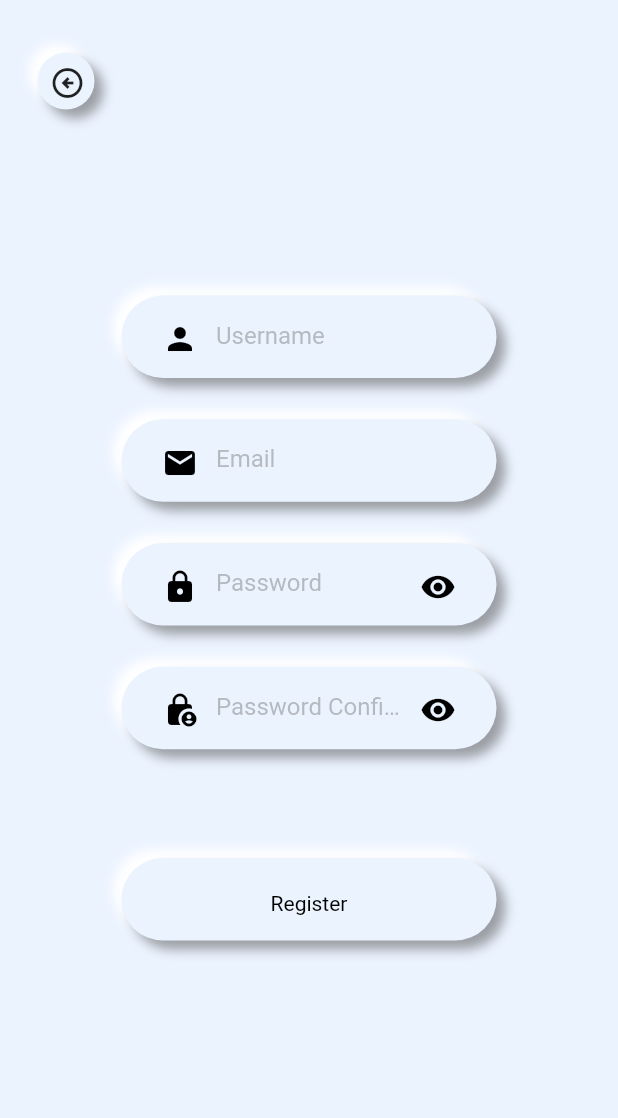
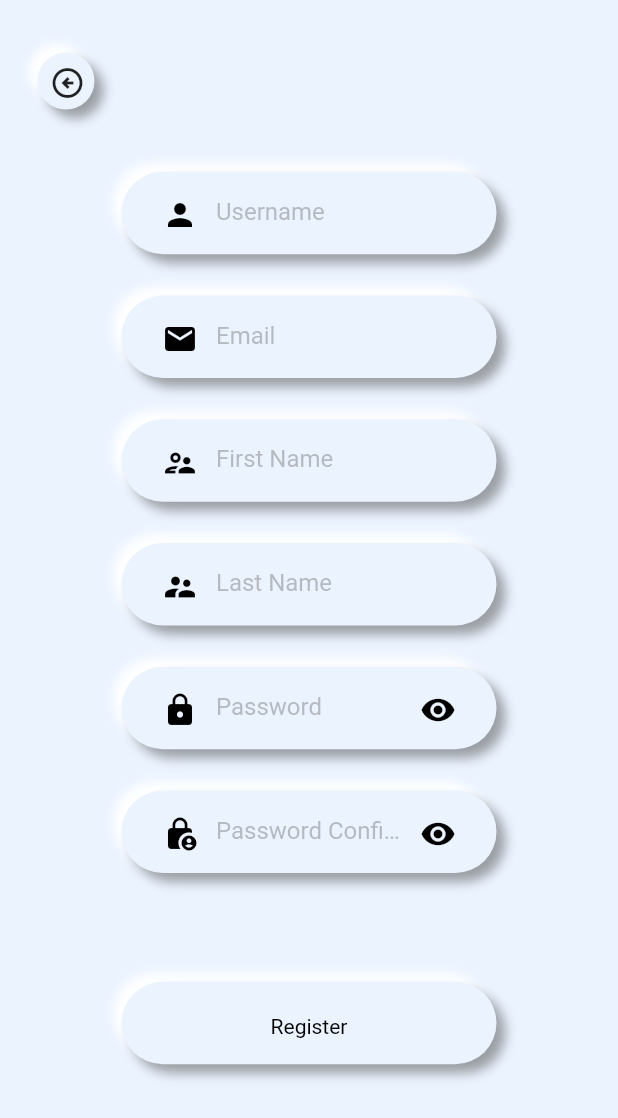
Before and after one commit to funglobaldesign/Nokosu2023-Frontend, a Flutter app: the RegistrationPage screen opened directly, on a phone screen of 412 x 824 dp. Shown: the top 1118 px of the screen. Run offline on Flutter 3.47's test engine with Material 2 defaults, Android fonts, the phone set to English and light mode, and no system bars; our stand-ins replace flutter_inset_box_shadow, shared_preferences; accounts and stored records are empty; generated files the repository leaves out were written again.

Commit message:
Add first name last name to registration

```diff
--- a/lib/Screens/registration.dart
+++ b/lib/Screens/registration.dart
@@ -16,6 +16,8 @@ class RegistrationPage extends StatefulWidget {
 class _RegistrationPageState extends State<RegistrationPage> {
   TextEditingController usernameController = TextEditingController();
   TextEditingController emailController = TextEditingController();
+  TextEditingController firstNameController = TextEditingController();
+  TextEditingController lastNameController = TextEditingController();
   TextEditingController password1Controller = TextEditingController();
   TextEditingController password2Controller = TextEditingController();
 
@@ -46,6 +48,16 @@ class _RegistrationPageState extends State<RegistrationPage> {
                 label: locale.email,
                 controller: emailController,
                 prefixicon: Icons.email,
+              ),
+              InputField(
+                label: locale.firstname,
+                controller: firstNameController,
+                prefixicon: Icons.supervisor_account_outlined,
+              ),
+              InputField(
+                label: locale.lastname,
+                controller: lastNameController,
+                prefixicon: Icons.supervisor_account,
               ),
               InputField(
                 label: locale.password,
--- a/lib/l10n/app_en.arb
+++ b/lib/l10n/app_en.arb
@@ -8,5 +8,7 @@
     "register": "Register",
     "registerhere": "Register here",
     "resethere": "Reset here",
-    "username": "Username"
+    "username": "Username",
+    "firstname": "First Name",
+    "lastname": "Last Name"
 }
--- a/lib/l10n/app_ja.arb
+++ b/lib/l10n/app_ja.arb
@@ -10,5 +10,7 @@
     "register": "",
     "registerhere": "ここに登録",
     "resethere": "",
-    "username": "ユーザー名"
+    "username": "ユーザー名",
+    "firstname": "",
+    "lastname": ""
 }
--- a/lib/l10n/app_ko.arb
+++ b/lib/l10n/app_ko.arb
@@ -10,5 +10,7 @@
     "register": "",
     "registerhere": "여기에서 등록하세요",
     "resethere": "",
-    "username": "사용자 이름"
+    "username": "사용자 이름",
+    "firstname": "",
+    "lastname": ""
 }
--- a/lib/l10n/app_zh.arb
+++ b/lib/l10n/app_zh.arb
@@ -10,5 +10,7 @@
     "register": "",
     "registerhere": "在此注册",
     "resethere": "",
-    "username": "用户名"
+    "username": "用户名",
+    "firstname": "",
+    "lastname": ""
 }
--- a/lib/l10n/localization_data.csv
+++ b/lib/l10n/localization_data.csv
@@ -9,3 +9,5 @@ register,Register,,,
 registerhere,Register here,ここに登録,여기에서 등록하세요,在此注册
 resethere,Reset here,,,
 username,Username,ユーザー名,사용자 이름,用户名
+firstname,First Name,,,
+lastname,Last Name,,,
```
